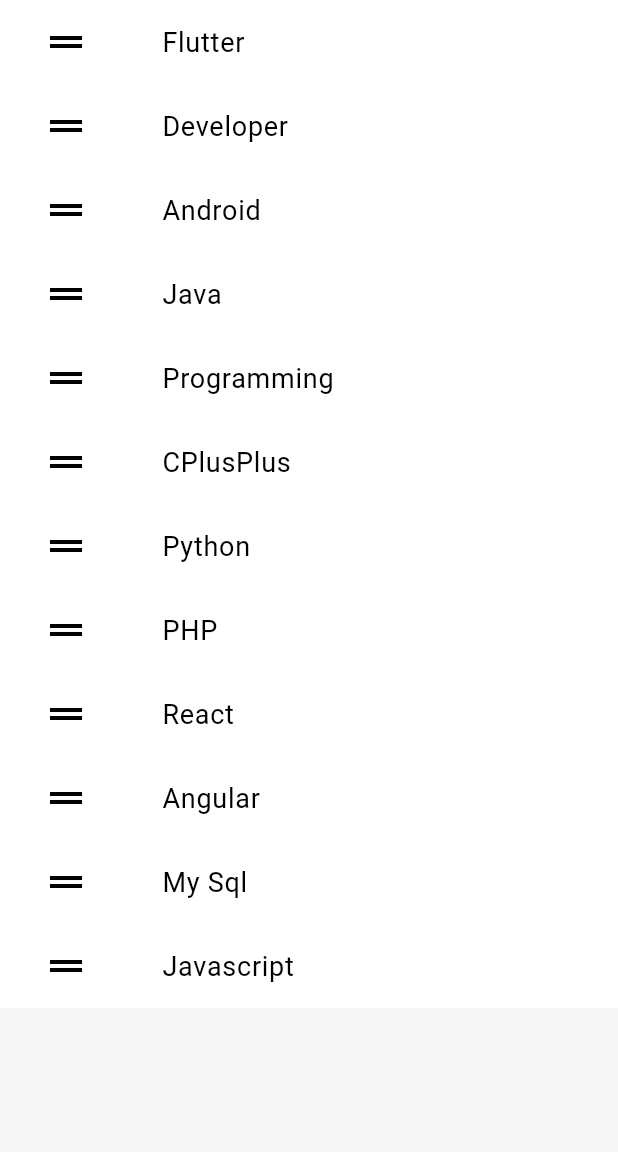
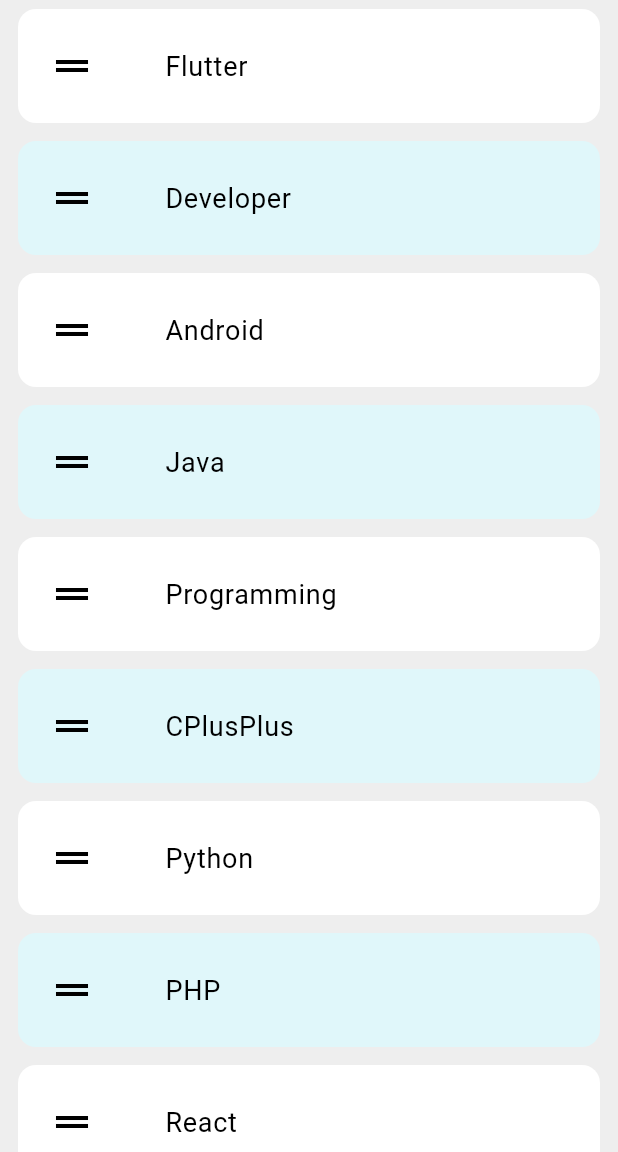
Before and after one commit to motiniu92/reOrderAbleList, a Flutter app: the screen it shows after launch, on a phone screen of 412 x 824 dp, the part 84-1236 px from its top. Run offline on Flutter 3.47's test engine with Material 3 defaults, Android fonts, the phone set to English and light mode, and no system bars.

Commit message:
added item background and item corner radious

```diff
--- a/lib/main.dart
+++ b/lib/main.dart
@@ -42,7 +42,7 @@
   @override
   Widget build(BuildContext context) {
     return Scaffold(
-      backgroundColor: Colors.grey.shade100,
+      backgroundColor: Colors.grey.shade200,
       appBar: AppBar(
         backgroundColor: Colors.blueGrey.shade100,
         title: Text("Reorder Able List"),
@@ -60,18 +60,23 @@
           itemBuilder: (context, index) {
             return Container(
               key: ValueKey(items[index]),
-            color: Colors.white, // Set your desired item background color
+              margin: const EdgeInsets.symmetric(horizontal: 12, vertical: 6),
+              decoration: BoxDecoration(
+                color: index.isOdd ? Colors.cyan.shade50 : Colors.white,
+                borderRadius: BorderRadius.circular(12), //  Corner radius
+              ),
+              child: ClipRRect(
+                borderRadius: BorderRadius.circular(12), //  Match radius for clipping children
                 child: ListTile(
+                  contentPadding: const EdgeInsets.symmetric(horizontal: 20, vertical: 10),
                   title: Padding(
-                padding: const EdgeInsets.only(left: 20),
+                    padding: const EdgeInsets.only(left: 30),
                     child: Text(
                       items[index],
                       style: TextStyle(color: Colors.black, fontSize: 18),
                     ),
                   ),
-              leading: Padding(
-                padding: const EdgeInsets.all(12.0),
-                child: Icon(
+                  leading: Icon(
                     Icons.drag_handle,
                     size: 32,
                     color: Colors.black,
@@ -79,7 +84,8 @@
                 ),
               ),
             );
-        },
+          }
+
       ),
     );
   }
```
Also changed, not shown: 2 other files. Lines whose indentation alone changed are shown as unchanged.
